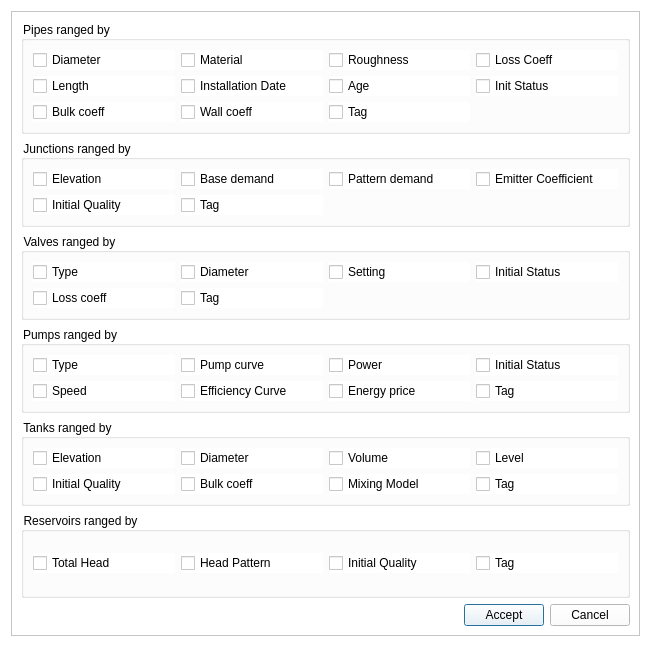
The window that ui/qgisred_thematicmaps_dialog.ui (qgisred/QGISRed) describes before a commit, drawn with Qt 5.
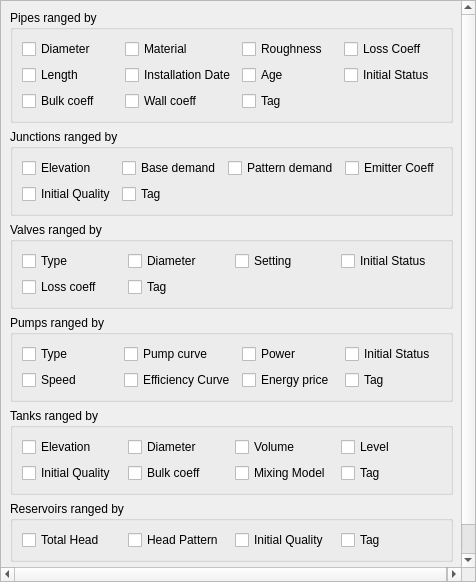
The same window after the commit.

Commit message: Thematic Maps Dialog Update

The edit to the form file:
```diff
--- a/ui/qgisred_thematicmaps_dialog.ui
+++ b/ui/qgisred_thematicmaps_dialog.ui
@@ -6,19 +6,46 @@
    <rect>
     <x>0</x>
     <y>0</y>
-    <width>651</width>
-    <height>647</height>
+    <width>476</width>
+    <height>582</height>
    </rect>
   </property>
+  <property name="sizePolicy">
+   <sizepolicy hsizetype="Preferred" vsizetype="Preferred">
+    <horstretch>0</horstretch>
+    <verstretch>0</verstretch>
+   </sizepolicy>
+  </property>
   <property name="windowTitle">
    <string>Thematic Maps</string>
   </property>
-  <property name="styleSheet">
-   <string>background-color: white;</string>
-  </property>
-  <layout class="QVBoxLayout" name="verticalLayout">
+  <layout class="QHBoxLayout" name="horizontalLayout_2">
+   <property name="spacing">
+    <number>0</number>
+   </property>
+   <property name="leftMargin">
+    <number>0</number>
+   </property>
+   <property name="topMargin">
+    <number>0</number>
+   </property>
+   <property name="rightMargin">
+    <number>0</number>
+   </property>
+   <property name="bottomMargin">
+    <number>0</number>
+   </property>
    <item>
     <widget class="QScrollArea" name="scrollArea">
+     <property name="sizePolicy">
+      <sizepolicy hsizetype="Preferred" vsizetype="Preferred">
+       <horstretch>0</horstretch>
+       <verstretch>0</verstretch>
+      </sizepolicy>
+     </property>
+     <property name="sizeAdjustPolicy">
+      <enum>QAbstractScrollArea::AdjustToContents</enum>
+     </property>
      <property name="widgetResizable">
       <bool>true</bool>
      </property>
@@ -27,19 +54,13 @@
        <rect>
         <x>0</x>
         <y>0</y>
-        <width>631</width>
-        <height>627</height>
+        <width>474</width>
+        <height>580</height>
        </rect>
       </property>
-      <property name="styleSheet">
-       <string>background-color: white;</string>
-      </property>
       <layout class="QVBoxLayout" name="verticalLayout_2">
        <item>
         <widget class="QGroupBox" name="gbPipes">
-         <property name="styleSheet">
-          <string>background-color: white;</string>
-         </property>
          <property name="title">
           <string>Pipes ranged by</string>
          </property>
@@ -75,7 +96,7 @@
           <item row="1" column="3">
            <widget class="QCheckBox" name="cbPipesInitStatus">
             <property name="text">
-             <string>Init Status</string>
+             <string>Initial Status</string>
             </property>
            </widget>
           </item>
@@ -126,9 +147,6 @@
        </item>
        <item>
         <widget class="QGroupBox" name="gbJunctions">
-         <property name="styleSheet">
-          <string>background-color: white;</string>
-         </property>
          <property name="title">
           <string>Junctions ranged by</string>
          </property>
@@ -136,7 +154,7 @@
           <item row="0" column="3">
            <widget class="QCheckBox" name="cbJunctionsEmitterCoeff">
             <property name="text">
-             <string>Emitter Coefficient</string>
+             <string>Emitter Coeff</string>
             </property>
            </widget>
           </item>
@@ -180,12 +198,21 @@
        </item>
        <item>
         <widget class="QGroupBox" name="gbValves">
-         <property name="styleSheet">
-          <string>background-color: white;</string>
+         <property name="enabled">
+          <bool>true</bool>
+         </property>
+         <property name="acceptDrops">
+          <bool>false</bool>
+         </property>
+         <property name="autoFillBackground">
+          <bool>false</bool>
          </property>
          <property name="title">
           <string>Valves ranged by</string>
          </property>
+         <property name="flat">
+          <bool>false</bool>
+         </property>
          <layout class="QGridLayout" name="gridLayout_3">
           <item row="0" column="1">
            <widget class="QCheckBox" name="cbValvesDiameter">
@@ -234,9 +261,6 @@
        </item>
        <item>
         <widget class="QGroupBox" name="gbPumps">
-         <property name="styleSheet">
-          <string>background-color: white;</string>
-         </property>
          <property name="title">
           <string>Pumps ranged by</string>
          </property>
@@ -302,9 +326,6 @@
        </item>
        <item>
         <widget class="QGroupBox" name="gbTanks">
-         <property name="styleSheet">
-          <string>background-color: white;</string>
-         </property>
          <property name="title">
           <string>Tanks ranged by</string>
          </property>
@@ -370,8 +391,11 @@
        </item>
        <item>
         <widget class="QGroupBox" name="gbReservoirs">
-         <property name="styleSheet">
-          <string>background-color: white;</string>
+         <property name="sizePolicy">
+          <sizepolicy hsizetype="Preferred" vsizetype="Fixed">
+           <horstretch>0</horstretch>
+           <verstretch>0</verstretch>
+          </sizepolicy>
          </property>
          <property name="title">
           <string>Reservoirs ranged by</string>
```
The commit also changes 3 other files.
